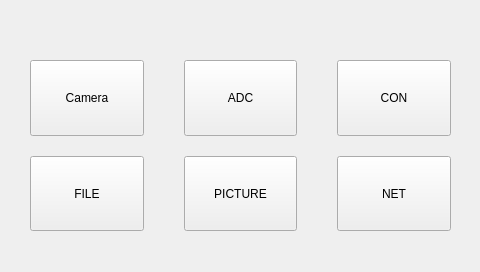
Old version of the form DSO/UI/Menu.ui in the repository Yueyang123/YY_lanuncher.
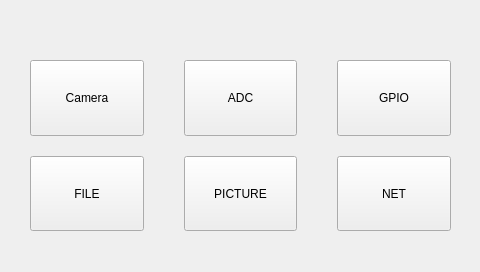
New version of the form.

What changed in the file:
```diff
--- a/DSO/UI/Menu.ui
+++ b/DSO/UI/Menu.ui
@@ -73,7 +73,7 @@
          </sizepolicy>
         </property>
         <property name="text">
-         <string>CON</string>
+         <string>GPIO</string>
         </property>
        </widget>
       </item>
```
